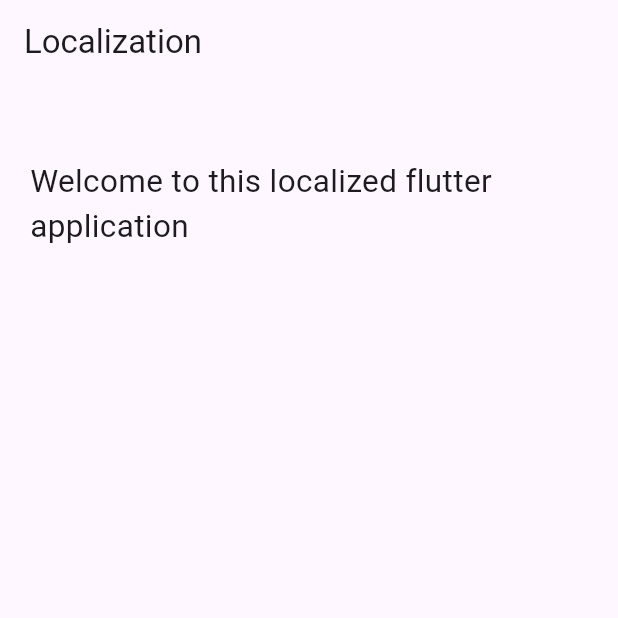
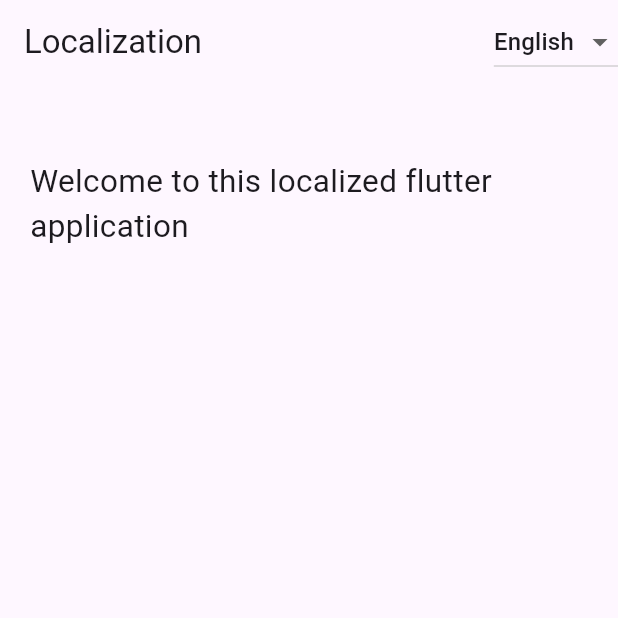
Before and after one commit to rishimithun-inivos/language-localization, a Flutter app: the screen it shows after launch, on a phone screen of 412 x 824 dp, the top half of it. Run offline on Flutter 3.47's test engine with Material 2 defaults, Android fonts, the light colour scheme and no system bars; our stand-ins replace flutter_localization.

Commit message:
add dropdown to enable language toggle

```diff
--- a/lib/pages/home_page.dart
+++ b/lib/pages/home_page.dart
@@ -10,16 +10,47 @@ class HomePage extends StatefulWidget {
 }
 
 class _HomePageState extends State<HomePage> {
+  late FlutterLocalization _flutterLocalization;
+
+  late String _currentLocale;
+
   @override
+  void initState() {
+    super.initState();
+    _flutterLocalization = FlutterLocalization.instance;
+    _currentLocale = _flutterLocalization.currentLocale!.languageCode;
+  }
+
   Widget build(BuildContext context) {
     return Scaffold(
       appBar: AppBar(
-        title: Text(
-          LocaleData.title.getString(
-            context,
+          title: Text(
+            LocaleData.title.getString(
+              context,
+            ),
           ),
-        ),
-      ),
+          actions: [
+            DropdownButton(
+              value: _currentLocale,
+              items: [
+                DropdownMenuItem(
+                  value: "en",
+                  child: Text('English'),
+                ),
+                DropdownMenuItem(
+                  value: "de",
+                  child: Text('German'),
+                ),
+                DropdownMenuItem(
+                  value: "zh",
+                  child: Text('Chinese'),
+                ),
+              ],
+              onChanged: (value) {
+                _setLocale(value);
+              },
+            )
+          ]),
       body: Container(
         padding: EdgeInsets.symmetric(
           horizontal: 20,
@@ -37,4 +68,20 @@ class _HomePageState extends State<HomePage> {
       ),
     );
   }
+
+  void _setLocale(String? value) {
+    if (value == null) return;
+    if (value == "en") {
+      _flutterLocalization.translate("en");
+    } else if (value == "de") {
+      _flutterLocalization.translate("de");
+    } else if (value == "zh") {
+      _flutterLocalization.translate("zh");
+    } else {
+      return;
+    }
+    setState(() {
+      _currentLocale = value;
+    });
+  }
 }
```
